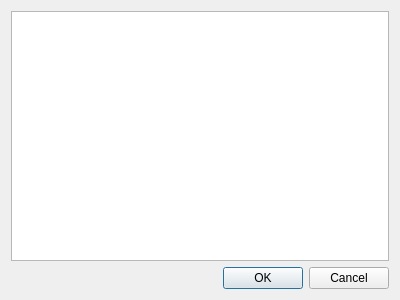
Qt form Application/DialogAddGelling.ui (ildarhb/NIPI) before a commit.
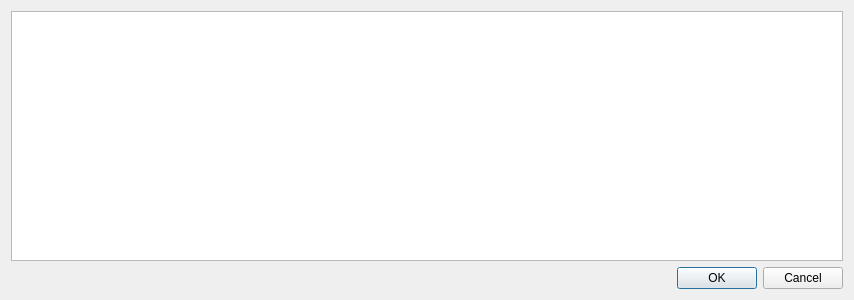
The same form after that commit.

Patch:
```diff
--- a/Application/DialogAddGelling.ui
+++ b/Application/DialogAddGelling.ui
@@ -6,7 +6,7 @@
    <rect>
     <x>0</x>
     <y>0</y>
-    <width>400</width>
+    <width>854</width>
     <height>300</height>
    </rect>
   </property>
```
